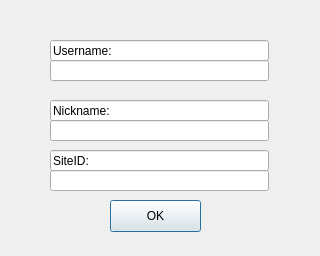
Before: the Qt Designer form client/accountInfo.ui in lucabello/kangaroo-docs, drawn with Qt 5.
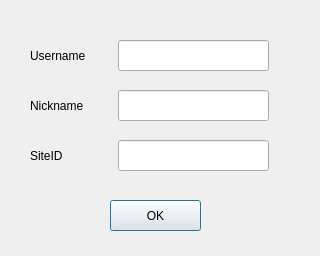
After: the same form once the commit is applied.

The edit to the form file:
```diff
--- a/client/accountInfo.ui
+++ b/client/accountInfo.ui
@@ -19,82 +19,40 @@
      <x>110</x>
      <y>200</y>
      <width>91</width>
-     <height>32</height>
+     <height>31</height>
     </rect>
    </property>
    <property name="text">
     <string>OK</string>
    </property>
   </widget>
-  <widget class="QLineEdit" name="labelSiteID">
-   <property name="geometry">
-    <rect>
-     <x>50</x>
-     <y>150</y>
-     <width>219</width>
-     <height>21</height>
-    </rect>
-   </property>
-   <property name="text">
-    <string>SiteID:</string>
-   </property>
-   <property name="readOnly">
-    <bool>true</bool>
-   </property>
-  </widget>
   <widget class="QLineEdit" name="name">
    <property name="geometry">
     <rect>
-     <x>50</x>
-     <y>60</y>
-     <width>219</width>
-     <height>21</height>
-    </rect>
-   </property>
-   <property name="readOnly">
-    <bool>true</bool>
-   </property>
-  </widget>
-  <widget class="QLineEdit" name="siteID">
-   <property name="geometry">
-    <rect>
-     <x>50</x>
-     <y>170</y>
-     <width>219</width>
-     <height>21</height>
-    </rect>
-   </property>
-   <property name="readOnly">
-    <bool>true</bool>
-   </property>
-  </widget>
-  <widget class="QLineEdit" name="labelName">
-   <property name="geometry">
-    <rect>
-     <x>50</x>
+     <x>118</x>
      <y>40</y>
-     <width>219</width>
-     <height>21</height>
+     <width>151</width>
+     <height>31</height>
     </rect>
    </property>
-   <property name="text">
-    <string>Username:</string>
+   <property name="alignment">
+    <set>Qt::AlignCenter</set>
    </property>
    <property name="readOnly">
     <bool>true</bool>
    </property>
   </widget>
-  <widget class="QLineEdit" name="labelNick">
+  <widget class="QLineEdit" name="siteID">
    <property name="geometry">
     <rect>
-     <x>50</x>
-     <y>100</y>
-     <width>219</width>
-     <height>21</height>
+     <x>118</x>
+     <y>140</y>
+     <width>151</width>
+     <height>31</height>
     </rect>
    </property>
-   <property name="text">
-    <string>Nickname:</string>
+   <property name="alignment">
+    <set>Qt::AlignCenter</set>
    </property>
    <property name="readOnly">
     <bool>true</bool>
@@ -103,16 +61,58 @@
   <widget class="QLineEdit" name="nick">
    <property name="geometry">
     <rect>
-     <x>50</x>
-     <y>120</y>
-     <width>219</width>
-     <height>21</height>
+     <x>118</x>
+     <y>90</y>
+     <width>151</width>
+     <height>31</height>
     </rect>
    </property>
+   <property name="alignment">
+    <set>Qt::AlignCenter</set>
+   </property>
    <property name="readOnly">
     <bool>true</bool>
    </property>
   </widget>
+  <widget class="QLabel" name="labelName">
+   <property name="geometry">
+    <rect>
+     <x>30</x>
+     <y>45</y>
+     <width>81</width>
+     <height>21</height>
+    </rect>
+   </property>
+   <property name="text">
+    <string>Username</string>
+   </property>
+  </widget>
+  <widget class="QLabel" name="labelNickname">
+   <property name="geometry">
+    <rect>
+     <x>30</x>
+     <y>90</y>
+     <width>81</width>
+     <height>31</height>
+    </rect>
+   </property>
+   <property name="text">
+    <string>Nickname</string>
+   </property>
+  </widget>
+  <widget class="QLabel" name="labelSiteID">
+   <property name="geometry">
+    <rect>
+     <x>30</x>
+     <y>145</y>
+     <width>81</width>
+     <height>21</height>
+    </rect>
+   </property>
+   <property name="text">
+    <string>SiteID</string>
+   </property>
+  </widget>
  </widget>
  <resources/>
  <connections/>
```
Left out of the diff: 19 changed lines with no effect on the pictures.
